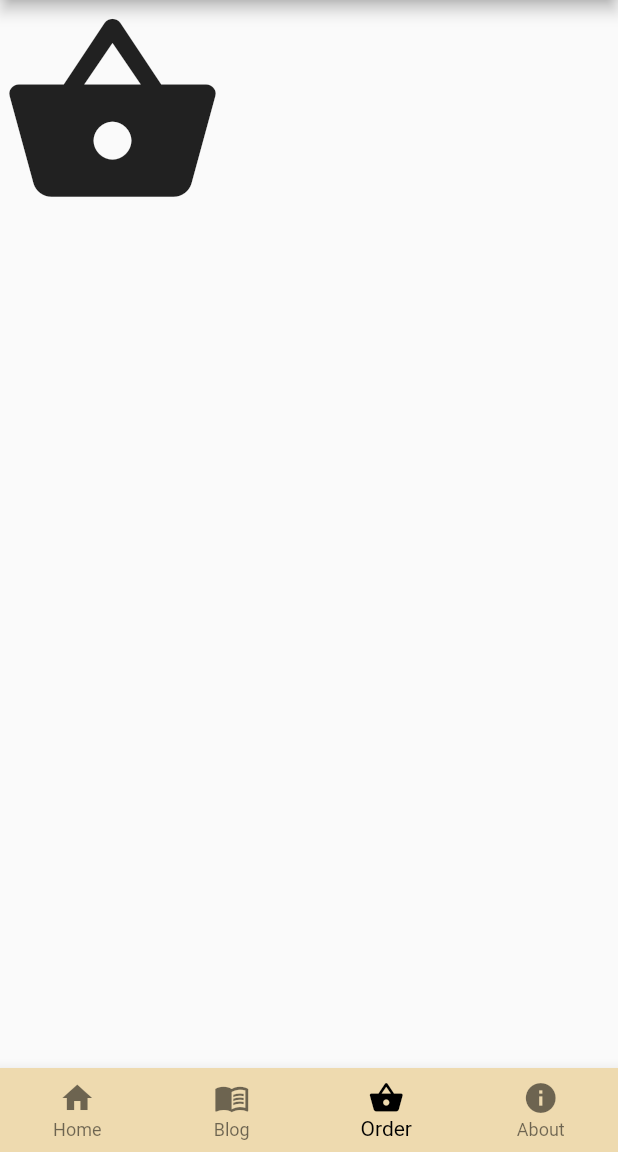
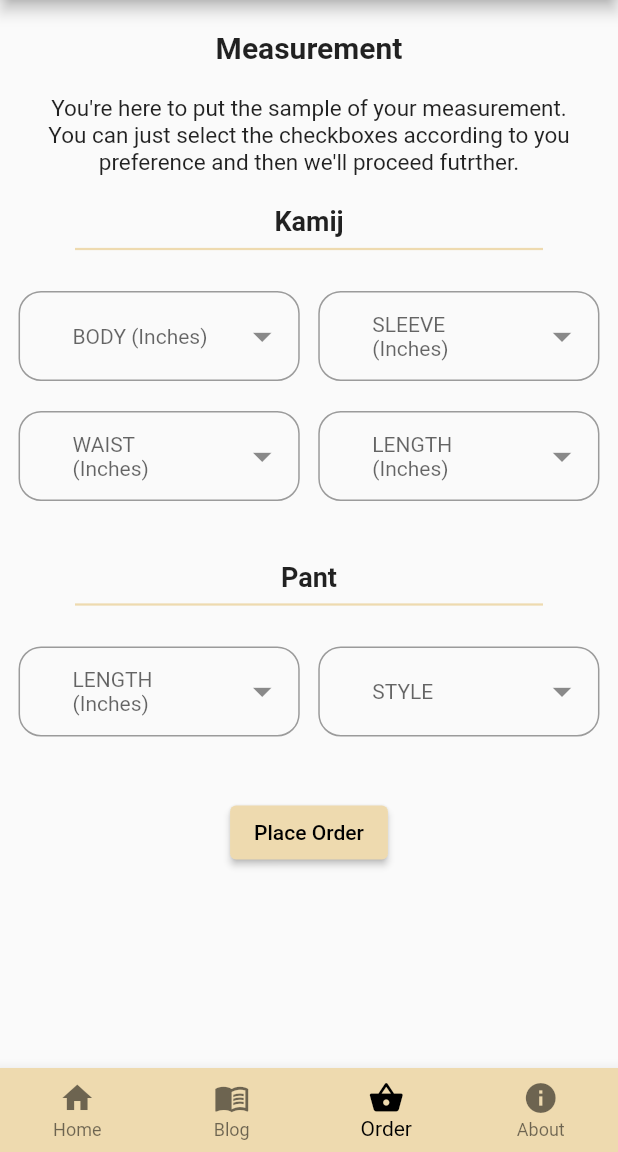
Before and after one commit to mahinikaras/TailorChai, a Flutter app: the screen it shows after launch, item 3 of the bottom bar chosen, on a phone screen of 412 x 824 dp, the part 84-1236 px from its top. Run offline on Flutter 3.47's test engine with Material 2 defaults, Android fonts, the phone set to English and light mode, and no system bars; our stand-ins replace dropdown_button2, font_awesome_flutter, nb_utils.

Commit message:
about , order page completed and splash page modified

```diff
--- /dev/null
+++ b/lib/screens/about_screen.dart
@@ -0,0 +1,102 @@
+import 'package:flutter/material.dart';
+import 'package:font_awesome_flutter/font_awesome_flutter.dart';
+import 'package:tailor_chai_mobile_app/Constants/color_cons.dart';
+
+import '../Constants/image_const.dart';
+import 'package:nb_utils/nb_utils.dart';
+
+class AboutScreen extends StatefulWidget {
+  const AboutScreen({Key? key}) : super(key: key);
+
+  @override
+  State<AboutScreen> createState() => _AboutScreenState();
+}
+
+class _AboutScreenState extends State<AboutScreen> {
+  @override
+  Widget build(BuildContext context) {
+    return SingleChildScrollView(
+      child: Column(
+        mainAxisAlignment: MainAxisAlignment.start,
+        children: [
+          Row(
+            mainAxisAlignment: MainAxisAlignment.center,
+            children: [
+              Container(
+                height: 200.0,
+                width: 200.0,
+                decoration: BoxDecoration(
+                  image: DecorationImage(
+                    image: AssetImage(ImageConst.appLogo),
+                    // colorFilter: ColorFilter.mode(
+                    //     ColorConst.home1OverlayColor.withOpacity(0.8),
+                    //     BlendMode.darken),
+                    fit: BoxFit.fill,
+                  ),
+                ),
+              ).paddingTop(30.0),
+            ],
+          ),
+          Text(
+            "Why Use Our Service ?",
+            style: TextStyle(
+              fontWeight: FontWeight.bold,
+              fontSize: 20,
+            ),
+          ).paddingTop(20.0),
+          Text(
+            "Lorem ipsum dolor sit amet, consectetur adipiscing elit, sed do eiusmod tempor incididunt ut labore et dolore magna aliqua. Ac felis donec et odio. Scelerisque purus semper eget duis at tellus. Tempus iaculis urna id volutpat lacus laoreet non curabitur. Mi eget mauris pharetra et ultrices neque ornare aenean euismod. Consequat nisl vel pretium lectus. Molestie a iaculis at erat pellentesque. Ullamcorper eget nulla facilisi etiam dignissim diam. Diam phasellus vestibulum lorem sed risus ultricies tristique nulla. Neque aliquam vestibulum morbi blandit cursus risus at ultrices. Placerat vestibulum lectus mauris ultrices eros. Posuere lorem ipsum dolor sit. Venenatis lectus magna fringilla urna porttitor rhoncus dolor purus. Nec nam aliquam sem et tortor consequat id. Non consectetur a erat nam at. Sit amet risus nullam eget felis.",
+            style: TextStyle(
+              fontSize: 16,
+            ),
+            maxLines: 10,
+            textAlign: TextAlign.justify,
+          ).paddingAll(15),
+          Divider(
+            height: 1.0,
+            thickness: 2,
+            color: ColorConst.appTheme,
+          ).paddingOnly(
+            right: 30,
+            left: 30,
+          ),
+          Text(
+            "Contact Us On",
+            style: TextStyle(
+              fontWeight: FontWeight.bold,
+              fontSize: 18,
+            ),
+          ).paddingAll(10.0),
+          Text(
+            "+8801234567891",
+            style: TextStyle(
+              fontWeight: FontWeight.bold,
+              fontSize: 15,
+            ),
+          ),
+          Row(
+            mainAxisAlignment: MainAxisAlignment.center,
+            children: [
+              IconButton(
+                onPressed: () {},
+                icon: FaIcon(FontAwesomeIcons.facebook),
+              ),
+              IconButton(
+                onPressed: () {},
+                icon: FaIcon(FontAwesomeIcons.instagram),
+              ),
+              IconButton(
+                onPressed: () {},
+                icon: FaIcon(FontAwesomeIcons.linkedin),
+              ),
+              IconButton(
+                onPressed: () {},
+                icon: FaIcon(FontAwesomeIcons.reddit),
+              )
+            ],
+          ).paddingTop(10)
+        ],
+      ),
+    );
+  }
+}
--- a/lib/screens/app_screen.dart
+++ b/lib/screens/app_screen.dart
@@ -1,6 +1,8 @@
 import 'package:flutter/material.dart';
 import 'package:tailor_chai_mobile_app/Constants/color_cons.dart';
 import 'package:tailor_chai_mobile_app/Constants/string_const.dart';
+import 'package:tailor_chai_mobile_app/screens/Order_screen.dart';
+import 'package:tailor_chai_mobile_app/screens/about_screen.dart';
 import 'package:tailor_chai_mobile_app/screens/blog_home_screen.dart';
 import 'package:tailor_chai_mobile_app/screens/home_screen.dart';
 
@@ -16,14 +18,8 @@ class _AppScreenState extends State<AppScreen> {
   static List<Widget> _pages = <Widget>[
     HomeScreen(),
     BlogHomeScreen(),
-    Icon(
-      Icons.shopping_basket,
-      size: 150,
-    ),
-    Icon(
-      Icons.info,
-      size: 150,
-    ),
+    OrderScreen(),
+    AboutScreen(),
   ];
   @override
   Widget build(BuildContext context) {
--- /dev/null
+++ b/lib/screens/order_screen.dart
@@ -0,0 +1,281 @@
+import 'package:dropdown_button2/dropdown_button2.dart';
+import 'package:flutter/material.dart';
+import 'package:nb_utils/nb_utils.dart';
+import 'package:tailor_chai_mobile_app/Constants/color_cons.dart';
+
+class OrderScreen extends StatefulWidget {
+  const OrderScreen({Key? key}) : super(key: key);
+
+  @override
+  State<OrderScreen> createState() => _OrderScreenState();
+}
+
+class _OrderScreenState extends State<OrderScreen> {
+  var body = ['Small(34)', 'Medium(36)', 'Large(40)', 'XL(44)', 'XXL(48)'];
+  var sleeve = [
+    'Short(4)',
+    'Medium(7)',
+    'Three quarter(13)',
+    'Four quarter(15)',
+    'Full Sleeve(20)'
+  ];
+  var waist = ['Small(23)', 'Medium(25)', 'Large(28)', 'XL(32)', 'XXL(38)'];
+  var kamijLength = [
+    'Small(34)',
+    'Medium(36)',
+    'Large(40)',
+    'XL(44)',
+    'XXL(48)'
+  ];
+  var pantLength = ['Double XL', 'Extra Large', 'Large', 'Medium', 'Small'];
+  var style = [
+    'Normal Pant',
+    'Bell Bottom pant',
+    'Churidar',
+    'Gharara',
+    'palazo'
+  ];
+  String? selectedValue;
+  @override
+  Widget build(BuildContext context) {
+    return SingleChildScrollView(
+      child: Column(
+        children: [
+          Row(
+            mainAxisAlignment: MainAxisAlignment.center,
+            children: [
+              Text(
+                "Measurement",
+                style: TextStyle(
+                  fontWeight: FontWeight.bold,
+                  fontSize: 20,
+                ),
+              ).paddingTop(20.0),
+            ],
+          ),
+          Row(
+            mainAxisAlignment: MainAxisAlignment.center,
+            children: [
+              Container(
+                width: MediaQuery.of(context).size.width * 0.9,
+                child: Text(
+                  "You're here to put the sample of your measurement. You can just select the checkboxes according to you preference and then we'll proceed futrther.",
+                  style: TextStyle(
+                    fontSize: 15,
+                  ),
+                  maxLines: 10,
+                  textAlign: TextAlign.center,
+                ).paddingTop(20.0),
+              ),
+            ],
+          ),
+          Row(
+            mainAxisAlignment: MainAxisAlignment.center,
+            children: [
+              Container(
+                width: MediaQuery.of(context).size.width * 0.9,
+                child: Text(
+                  "Kamij",
+                  style: TextStyle(
+                    fontWeight: FontWeight.bold,
+                    fontSize: 18,
+                  ),
+                  maxLines: 10,
+                  textAlign: TextAlign.center,
+                ).paddingTop(20.0),
+              ),
+            ],
+          ),
+          Divider(
+            color: ColorConst.appTheme,
+            thickness: 1.5,
+          ).paddingOnly(left: 50, right: 50, bottom: 20),
+          Row(
+            children: [
+              SizedBox(
+                width: MediaQuery.of(context).size.width * 0.03,
+              ),
+              ItemDropDown(
+                items: body,
+                hintText: 'BODY (Inches)',
+                errorText: "Please select sleeve",
+              ),
+              SizedBox(
+                width: MediaQuery.of(context).size.width * 0.03,
+              ),
+              ItemDropDown(
+                items: body,
+                hintText: 'SLEEVE (Inches)',
+                errorText: "Please select sleeve",
+              ),
+              SizedBox(
+                width: MediaQuery.of(context).size.width * 0.03,
+              ),
+            ],
+          ).paddingBottom(20),
+          Row(
+            children: [
+              SizedBox(
+                width: MediaQuery.of(context).size.width * 0.03,
+              ),
+              ItemDropDown(
+                items: waist,
+                hintText: 'WAIST (Inches)',
+                errorText: "Please select waist",
+              ),
+              SizedBox(
+                width: MediaQuery.of(context).size.width * 0.03,
+              ),
+              ItemDropDown(
+                items: kamijLength,
+                hintText: 'LENGTH (Inches)',
+                errorText: "Please select length",
+              ),
+              SizedBox(
+                width: MediaQuery.of(context).size.width * 0.03,
+              ),
+            ],
+          ).paddingBottom(20),
+          Row(
+            mainAxisAlignment: MainAxisAlignment.center,
+            children: [
+              Container(
+                width: MediaQuery.of(context).size.width * 0.9,
+                child: Text(
+                  "Pant",
+                  style: TextStyle(
+                    fontWeight: FontWeight.bold,
+                    fontSize: 18,
+                  ),
+                  maxLines: 10,
+                  textAlign: TextAlign.center,
+                ).paddingTop(20.0),
+              ),
+            ],
+          ),
+          Divider(
+            color: ColorConst.appTheme,
+            thickness: 1.5,
+          ).paddingOnly(left: 50, right: 50, bottom: 20),
+          Row(
+            children: [
+              SizedBox(
+                width: MediaQuery.of(context).size.width * 0.03,
+              ),
+              ItemDropDown(
+                items: pantLength,
+                hintText: 'LENGTH (Inches)',
+                errorText: "Please select sleeve",
+              ),
+              SizedBox(
+                width: MediaQuery.of(context).size.width * 0.03,
+              ),
+              ItemDropDown(
+                items: style,
+                hintText: 'STYLE',
+                errorText: "Please select sleeve",
+              ),
+              SizedBox(
+                width: MediaQuery.of(context).size.width * 0.03,
+              ),
+            ],
+          ).paddingBottom(40),
+          ElevatedButton(
+            onPressed: () {
+              print("ok placing order :|");
+              Fluttertoast.showToast(
+                msg: "Thank you ! Your order has been placed",
+                toastLength: Toast.LENGTH_SHORT,
+                backgroundColor: Color.fromARGB(255, 79, 175, 55),
+                gravity: ToastGravity.BOTTOM,
+              );
+            },
+            child: Text(
+              "Place Order",
+              style: TextStyle(
+                color: Colors.black,
+              ),
+            ),
+            style: ButtonStyle(
+              backgroundColor: MaterialStateProperty.all(ColorConst.appTheme),
+            ),
+          )
+        ],
+      ),
+    );
+  }
+}
+
+class ItemDropDown extends StatefulWidget {
+  List<String> items;
+  String hintText;
+  String errorText;
+  ItemDropDown(
+      {Key? key,
+      required this.items,
+      required this.hintText,
+      required this.errorText})
+      : super(key: key);
+
+  @override
+  State<ItemDropDown> createState() => _ItemDropDownState();
+}
+
+class _ItemDropDownState extends State<ItemDropDown> {
+  String? selectedValue;
+  @override
+  Widget build(BuildContext context) {
+    return Expanded(
+      child: DropdownButtonFormField2(
+        decoration: InputDecoration(
+          //Add isDense true and zero Padding.
+          //Add Horizontal padding using buttonPadding and Vertical padding by increasing buttonHeight instead of add Padding here so that The whole TextField Button become clickable, and also the dropdown menu open under The whole TextField Button.
+          isDense: true,
+          contentPadding: EdgeInsets.zero,
+          border: OutlineInputBorder(
+            borderRadius: BorderRadius.circular(15),
+          ),
+          //Add more decoration as you want here
+          //Add label If you want but add hint outside the decoration to be aligned in the button perfectly.
+        ),
+        isExpanded: true,
+        hint: Text(
+          widget.hintText,
+          style: TextStyle(fontSize: 14),
+        ),
+        icon: const Icon(
+          Icons.arrow_drop_down,
+          color: Colors.black45,
+        ),
+        iconSize: 30,
+        buttonHeight: 60,
+        buttonPadding: const EdgeInsets.only(left: 20, right: 10),
+        dropdownDecoration: BoxDecoration(
+          borderRadius: BorderRadius.circular(15),
+        ),
+        items: widget.items
+            .map((item) => DropdownMenuItem<String>(
+                  value: item,
+                  child: Text(
+                    item,
+                    style: const TextStyle(
+                      fontSize: 14,
+                    ),
+                  ),
+                ))
+            .toList(),
+        validator: (value) {
+          if (value == null) {
+            return widget.errorText;
+          }
+        },
+        onChanged: (value) {
+          //Do something when changing the item if you want.
+        },
+        onSaved: (value) {
+          selectedValue = value.toString();
+        },
+      ),
+    );
+  }
+}
--- a/lib/screens/splash_screen.dart
+++ b/lib/screens/splash_screen.dart
@@ -25,7 +25,11 @@ class _SplashScreenState extends State<SplashScreen> {
   Widget build(BuildContext context) {
     return Scaffold(
       body: Center(
-        child: Image.asset(ImageConst.sewing_machine),
+        child: Container(
+          height: MediaQuery.of(context).size.height * 0.3,
+          width: MediaQuery.of(context).size.height * 0.3,
+          child: Image.asset(ImageConst.appLogo),
+        ),
       ),
     );
   }
--- a/pubspec.yaml
+++ b/pubspec.yaml
@@ -17,6 +17,9 @@ dependencies:
 
   cupertino_icons: ^1.0.2
   nb_utils: ^4.4.11
+  font_awesome_flutter: ^10.1.0
+  dropdown_button2: ^1.2.2
+  toast: ^0.1.5
 
 dev_dependencies:
   flutter_test:
```
Also changed, not shown: pubspec.lock.
